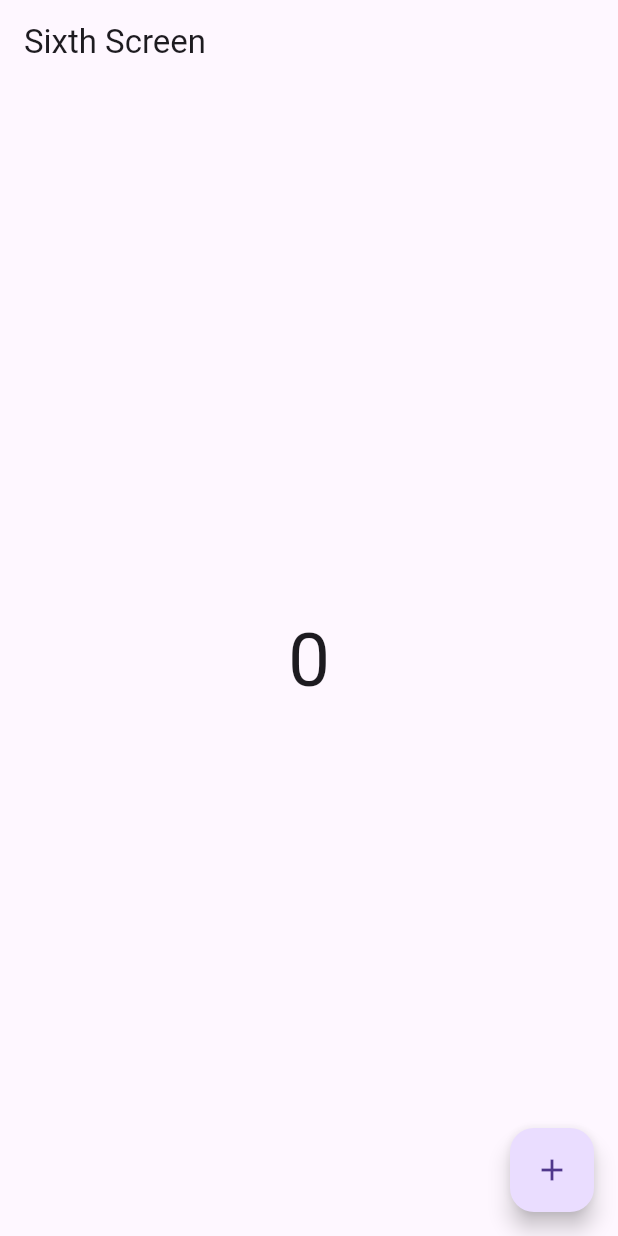
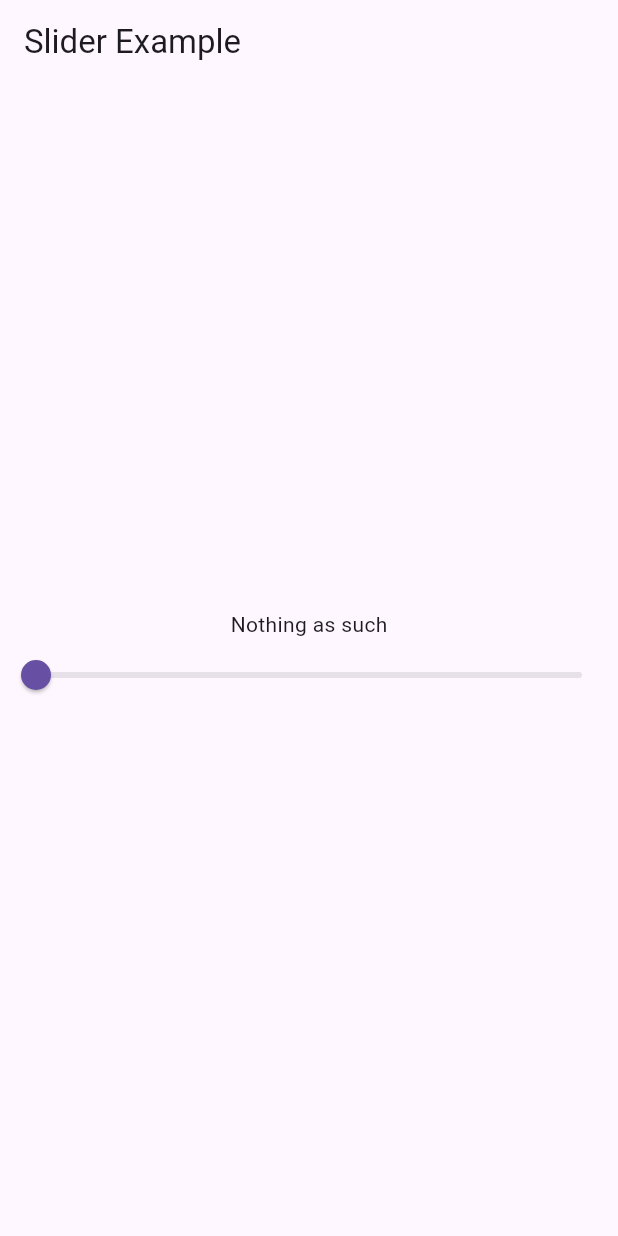
Before and after one commit to asheesh20/tut_getx_app, a Flutter app: the screen it shows after launch, on a phone screen of 412 x 824 dp. Run offline on Flutter 3.47's test engine with Material 3 defaults, Android fonts, the phone set to English and light mode, and no system bars; our stand-ins replace get.

Commit message:
Revisting slider example

```diff
--- a/lib/controller/fruits_controller.dart
+++ b/lib/controller/fruits_controller.dart
@@ -10,13 +10,24 @@
 //   }
 // }
 
+// import 'package:flutter/material.dart';
+// import 'package:get/get.dart';
+
+// class TestingController extends GetxController {
+//   RxInt x = 0.obs;
+
+//   increment() {
+//     x.value++;
+//   }
+// }
+
 import 'package:flutter/material.dart';
 import 'package:get/get.dart';
 
-class TestingController extends GetxController {
-  RxInt x = 0.obs;
+class RandomController extends GetxController {
+  RxDouble variable = 0.0.obs;
 
-  increment() {
-    x.value++;
+  changingMethod(value) {
+    variable.value = value;
   }
 }
--- a/lib/view/sixth_screen.dart
+++ b/lib/view/sixth_screen.dart
@@ -1,6 +1,5 @@
 import 'package:flutter/material.dart';
 import 'package:get/get.dart';
-import 'package:tut_getx_app/controller/counter_controller.dart';
 import 'package:tut_getx_app/controller/fruits_controller.dart';
 
 class SixthScreen extends StatefulWidget {
@@ -11,38 +10,36 @@ class SixthScreen extends StatefulWidget {
 }
 
 class _SixthScreenState extends State<SixthScreen> {
-  final TestingController controller = Get.put(TestingController());
-  //int x = 1;
+  //double variable = 0;
+  final RandomController random = Get.put(RandomController());
   @override
   Widget build(context) {
-    print('Good');
     return Scaffold(
       appBar: AppBar(
-        title: const Text('Sixth Screen'),
+        title: Text('Slider Example'),
       ),
       body: Column(
+        //mainAxisAlignment: MainAxisAlignment.spaceEvenly,
         mainAxisAlignment: MainAxisAlignment.center,
         crossAxisAlignment: CrossAxisAlignment.center,
         children: [
-          Center(
-            // child: Text(
-            //   x.toString(),
-            //   style: const TextStyle(fontSize: 50),
-            // ),
-            child: Obx(() => Text(
-                  controller.x.toString(),
-                  style: const TextStyle(fontSize: 50),
-                )),
-          ),
+          Text('Nothing as such'),
+          //Obx(() => Text('Nothing as such')),
+          Obx(() => Slider(
+                value: random.variable.value,
+                onChanged: (value) {
+                  random.changingMethod(value);
+                },
+              ))
+          // Slider(
+          //     value: variable,
+          //     onChanged: (value) {
+          //       setState(() {
+          //         variable = value;
+          //       });
+          //       // variable = value;
+          //     }),
         ],
-      ),
-      floatingActionButton: FloatingActionButton(
-        onPressed: () {
-          controller.increment();
-          // x++;
-          // setState(() {});
-        },
-        child: Icon(Icons.add),
       ),
     );
   }
```
